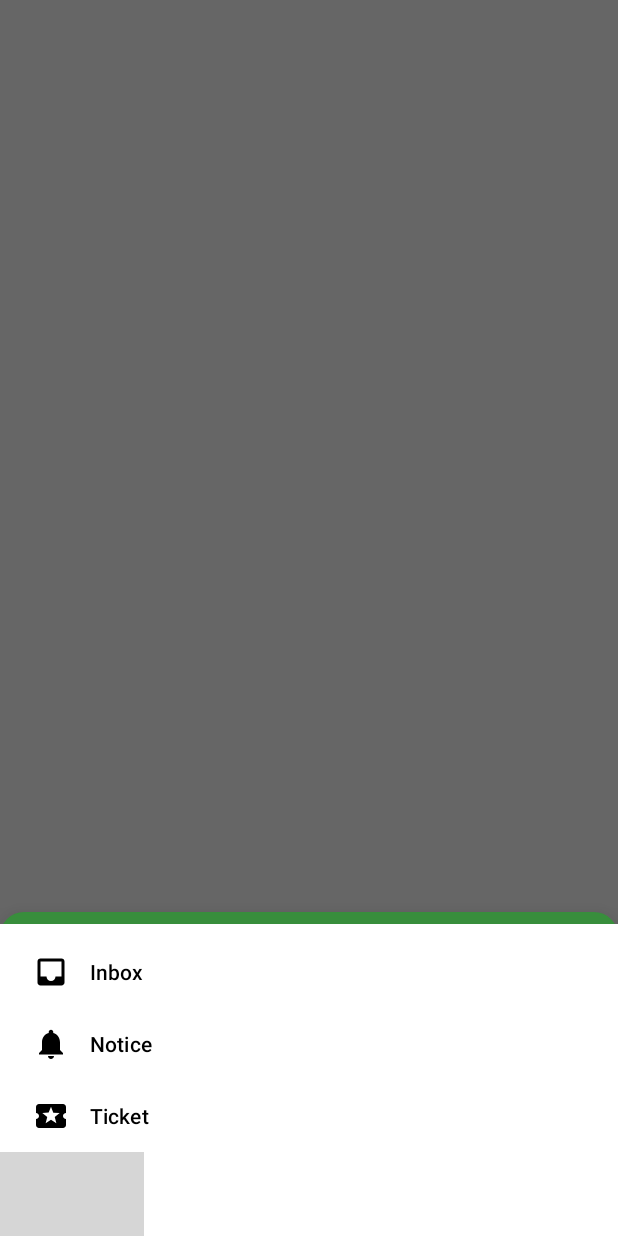
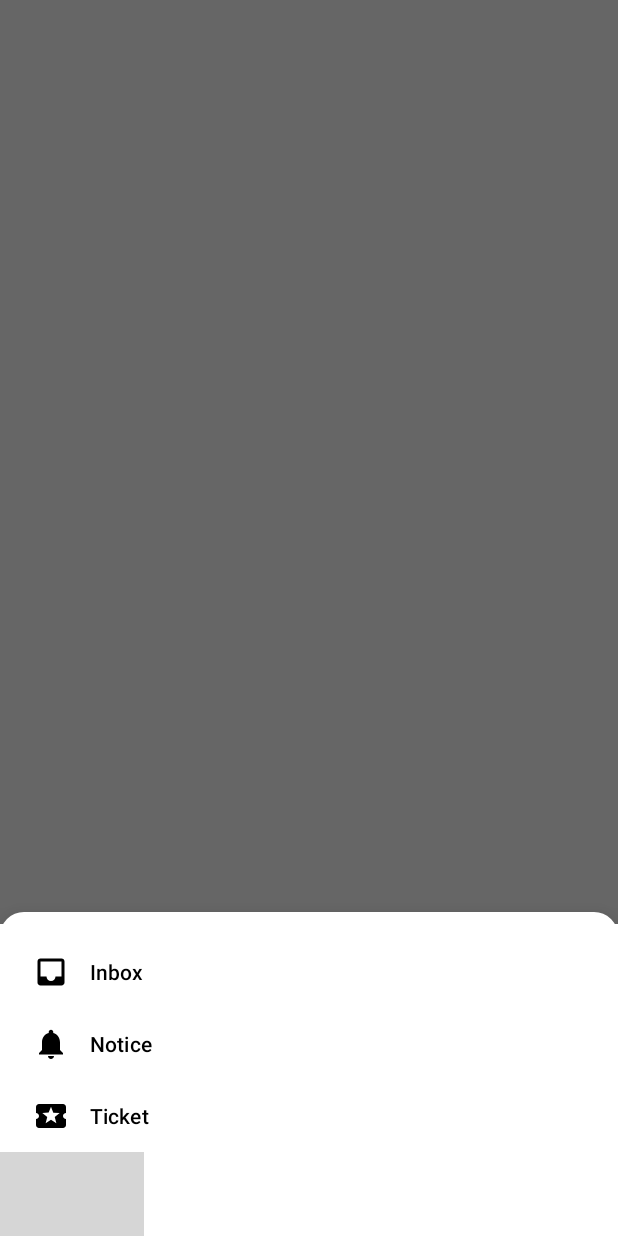
Before and after one commit to duruyao/messages-app, an Android app: the fragment NavigationSheetFragment placed in its activity, on a phone screen of 412 x 824 dp. Run offline under Robolectric (Android 15) with nearby library versions, the phone set to English and light mode, and no system bars; grey boxes are pictures that could not be loaded.

Commit message:
feat: change color theme to white

```diff
--- a/app/src/main/res/values/colors.xml
+++ b/app/src/main/res/values/colors.xml
@@ -1,6 +1,4 @@
 <?xml version="1.0" encoding="utf-8"?>
 <resources>
-    <color name="colorPrimary">#388E3C</color>
-    <color name="colorPrimaryDark">#388E3C</color>
-    <color name="colorAccent">#388E3C</color>
+    <color name="colorPrimary">@android:color/white</color>
 </resources>
```
